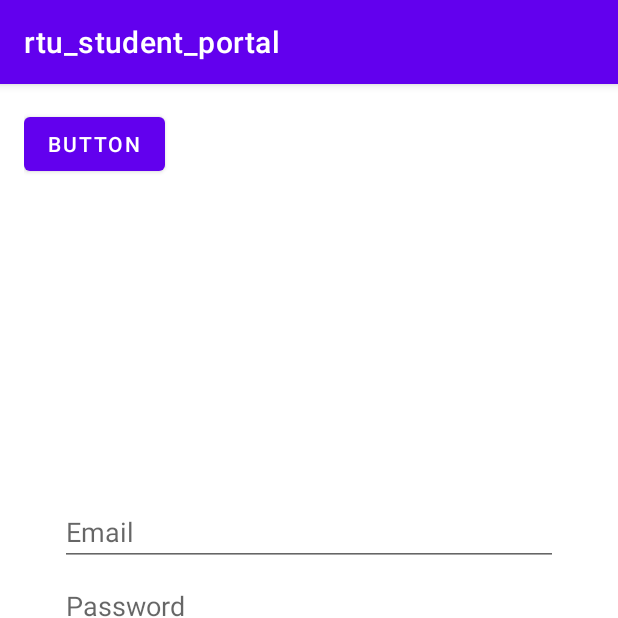
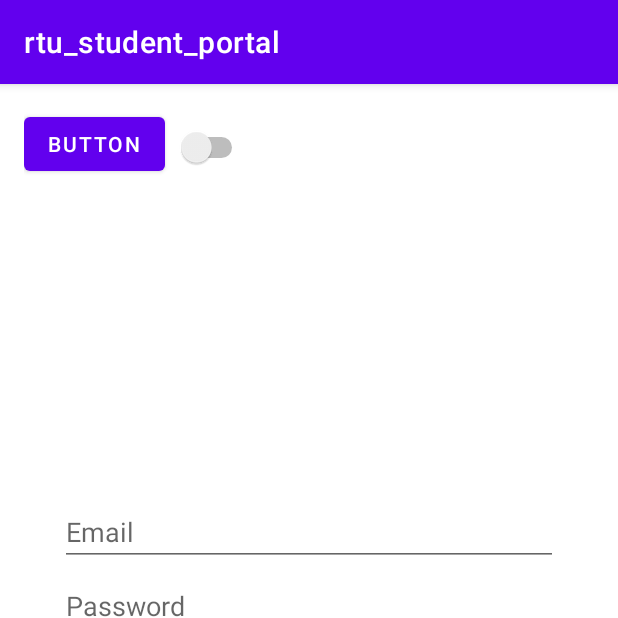
Before and after one commit to Wander-Pets/rtu_student_portal, an Android app: the screen it shows after launch (LoginActivity), on a phone screen of 412 x 824 dp, the top half of it. Run offline under Robolectric (Android 15) with nearby library versions, the phone set to English and light mode, and no system bars.

Commit message:
added switch
Signed-off-by: Elijah Santos <65294557+jah-peg@users.noreply.github.com>

```diff
--- a/app/src/main/res/layout/activity_login.xml
+++ b/app/src/main/res/layout/activity_login.xml
@@ -90,4 +90,12 @@
         android:text="Button"
         tools:layout_editor_absoluteX="159dp"
         tools:layout_editor_absoluteY="524dp" />
+
+    <Switch
+        android:id="@+id/switch1"
+        android:layout_width="149dp"
+        android:layout_height="52dp"
+        android:text="Switch"
+        app:layout_constraintStart_toStartOf="parent"
+        tools:layout_editor_absoluteY="611dp" />
 </androidx.constraintlayout.widget.ConstraintLayout>
```
